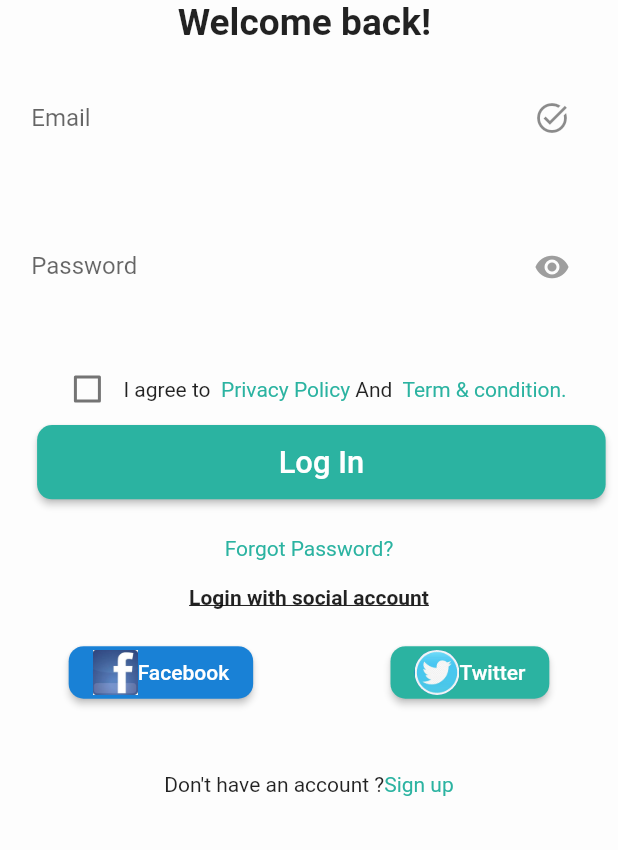
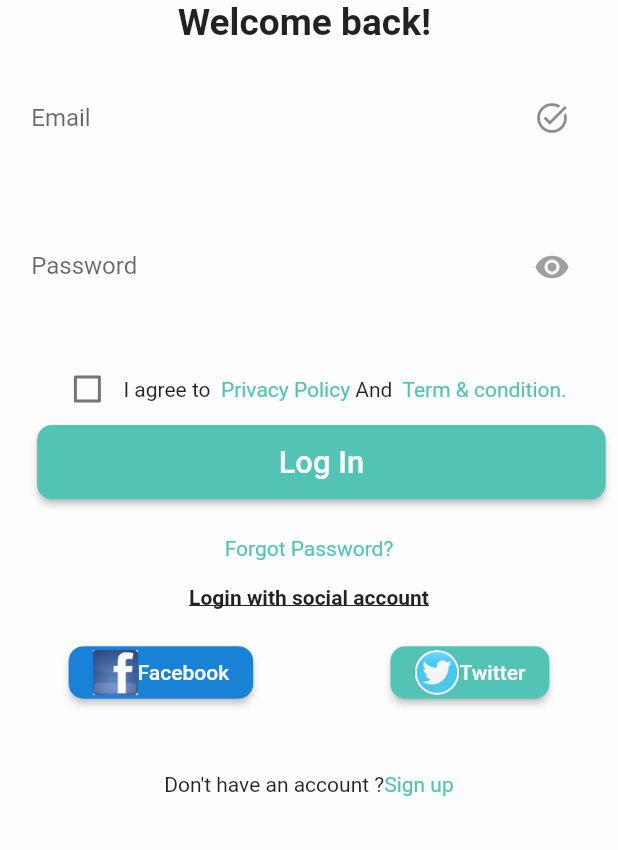
Before and after one commit to shahzebnaqvi/Medical_App, a Flutter app: the screen it shows after launch, on a phone screen of 412 x 824 dp, the part 386-1236 px from its top. Run offline on Flutter 3.47's test engine with Material 2 defaults, Android fonts, the light colour scheme and no system bars; our stand-ins replace carousel_slider, flutter_speed_dial, get, image_picker, lottie; missing offline and left inert: dart:html, ml_kit_ocr.

```diff
--- a/lib/Constants/constants.dart
+++ b/lib/Constants/constants.dart
@@ -12,5 +12,5 @@ class Constants {
   static const Color bluecolor = Color.fromARGB(255, 25, 129, 214);
   static const Color redcolor = Colors.red;
   static const Color blackcolor = Colors.black;
-  static const Color cyan = Color.fromARGB(255, 43, 179, 161);
+  static const Color cyan = Color.fromARGB(255, 82, 195, 180);
 }
```
